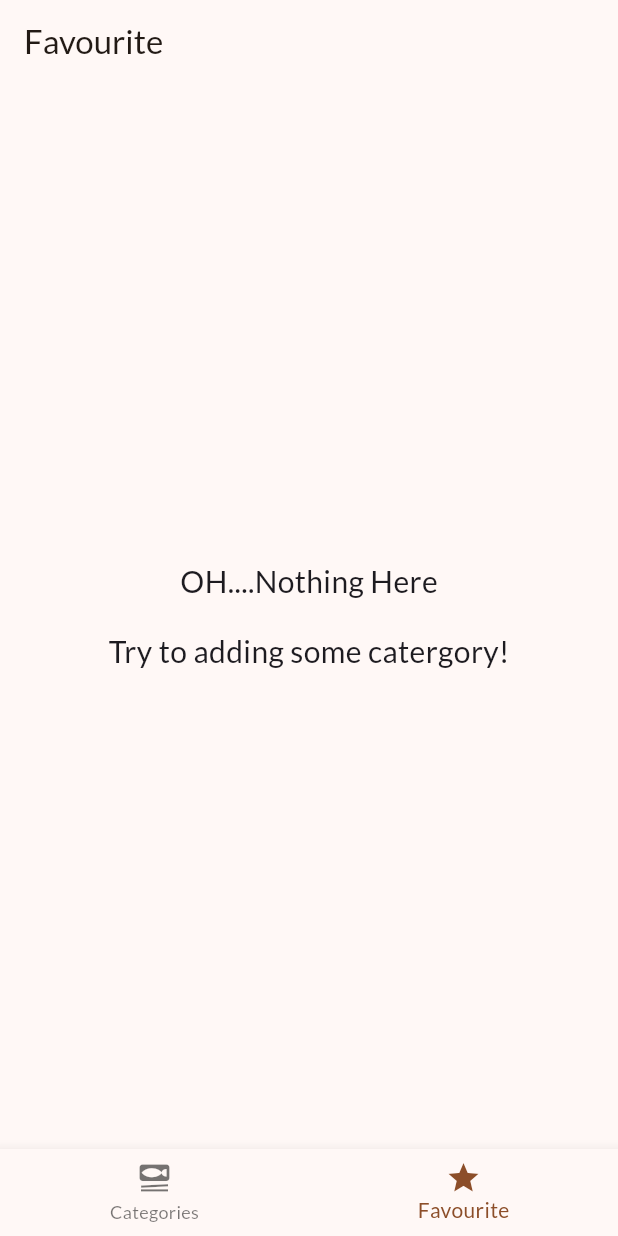
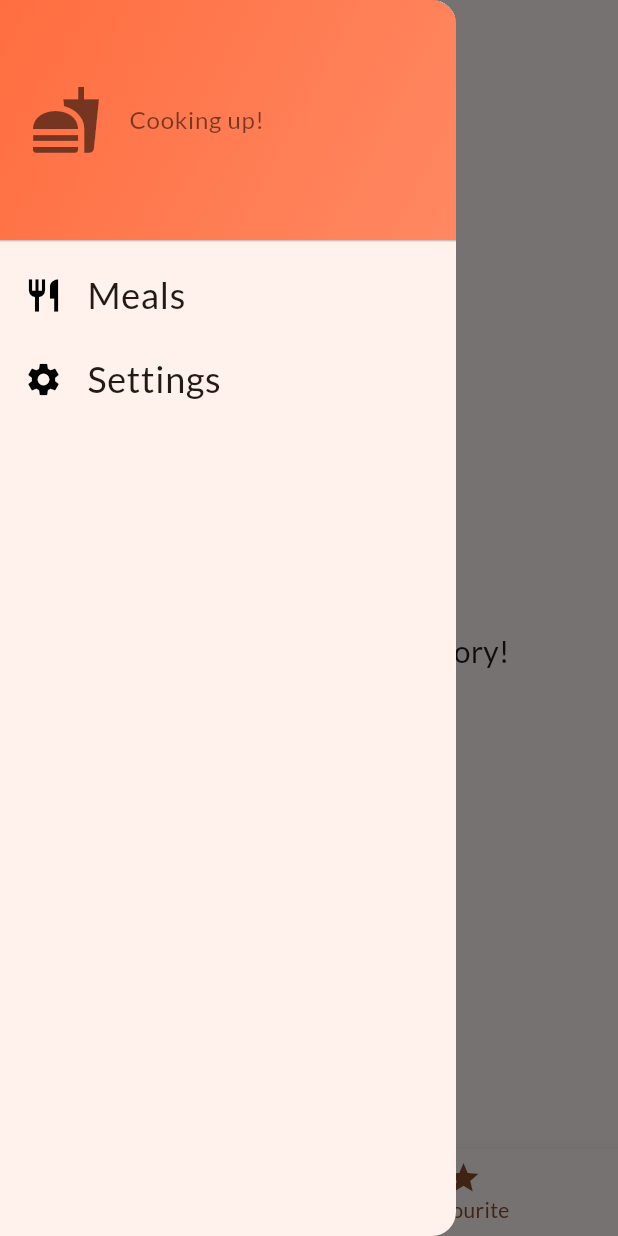
Before and after one commit to taufiqelahi/UdemyFlutterSection8, a Flutter app: the screen it shows after launch, item 2 of the bottom bar chosen, with the side drawer open (before the commit the screen has no drawer), on a phone screen of 412 x 824 dp. Run offline on Flutter 3.47's test engine with Material 3 defaults, Android fonts, the phone set to English and light mode, and no system bars; our stand-ins replace google_fonts, transparent_image.

Commit message:
added drawer in tabbar screen

```diff
--- /dev/null
+++ b/lib/component/drawer_screen.dart
@@ -0,0 +1,10 @@
+import 'package:flutter/material.dart';
+
+class DrawerScreen extends StatelessWidget {
+  const DrawerScreen({super.key});
+
+  @override
+  Widget build(BuildContext context) {
+    return Drawer();
+  }
+}
--- a/lib/screen/category_screen.dart
+++ b/lib/screen/category_screen.dart
@@ -9,11 +9,7 @@ class CategoryScreen extends StatelessWidget {
   final void Function(Meal meal) onPressed;
   @override
   Widget build(BuildContext context) {
-    return Scaffold(
-      appBar: AppBar(
-        title: const Text('Pick your category'),
-      ),
-      body: GridView(
+    return  GridView(
       padding: const EdgeInsets.all(20),
       gridDelegate: const SliverGridDelegateWithFixedCrossAxisCount(
         crossAxisCount: 2,
@@ -24,7 +20,6 @@ class CategoryScreen extends StatelessWidget {
       children: availableCategories
           .map((e) => CategoryGridItems(category: e, onPressed: onPressed,))
           .toList(),
-      ),
     );
   }
 }
--- a/lib/screen/meals_details_screen.dart
+++ b/lib/screen/meals_details_screen.dart
@@ -20,7 +20,7 @@ class MealsDetailsScreen extends StatelessWidget {
               onPressed: () {
                 onPreesed(meal);
               },
-              icon: Icon(Icons.star))
+              icon: const Icon(Icons.star))
         ],
       ),
       body: SingleChildScrollView(
--- a/lib/screen/meals_screen.dart
+++ b/lib/screen/meals_screen.dart
@@ -6,21 +6,14 @@ import 'package:udemy_flutter_section8/screen/meals_details_screen.dart';
 
 class MealsScreen extends StatelessWidget {
   const MealsScreen(
-      {super.key,
-      required this.title,
-      required this.meal,
-      required this.onPreesed});
-  final String title;
+      {super.key, this.title, required this.meal, required this.onPreesed});
+  final String? title;
   final List<Meal> meal;
   final void Function(Meal meal) onPreesed;
 
   @override
   Widget build(BuildContext context) {
-    return Scaffold(
-        appBar: AppBar(
-          title: Text(title),
-        ),
-        body: meal.isNotEmpty
+   Widget content= meal.isNotEmpty
         ? ListView(
             children: meal
                 .map((e) => Card(
@@ -83,8 +76,7 @@ class MealsScreen extends StatelessWidget {
                                         MealItemTrait(
                                             text: e.complexity.name[0]
                                                     .toUpperCase() +
-                                                    e.complexity.name
-                                                        .substring(1),
+                                                e.complexity.name.substring(1),
                                             icon: Icons.work),
                                         const SizedBox(
                                           width: 12,
@@ -124,6 +116,13 @@ class MealsScreen extends StatelessWidget {
                 ),
               ],
             ),
-              ));
+          );
+   if(title==null){
+     return content;
+   }
+   return Scaffold(
+     appBar: AppBar(title: Text(title!),),
+     body: content,
+   );
   }
 }
--- a/lib/screen/tabbar_view_screen.dart
+++ b/lib/screen/tabbar_view_screen.dart
@@ -47,13 +47,58 @@ class _TabBarViewScreenState extends State<TabBarViewScreen> {
         onPressed: favouriteMeal,
       ),
       MealsScreen(
-        title: 'Favourite',
         meal: favouriteMeals,
         onPreesed: favouriteMeal,
       )
     ];
 
     return Scaffold(
+      appBar: AppBar(
+        centerTitle: false,
+        title: Text(index == 0 ? 'Categories' : 'Favourite'),
+      ),
+      drawer: Drawer(
+          child: Column(
+        children: [
+          DrawerHeader(
+              padding: const EdgeInsets.all(20),
+              decoration: BoxDecoration(
+                  gradient: LinearGradient(
+                colors: [
+                  Colors.deepOrangeAccent,
+                  Colors.deepOrangeAccent.withOpacity(.8),
+                ],
+                begin: Alignment.topLeft,
+                end: Alignment.bottomRight,
+              )),
+              child: const Row(
+                children: [
+                  Icon(
+                    Icons.fastfood,
+                    size: 48,
+                    color: Colors.black54,
+                  ),
+                  SizedBox(
+                    width: 18,
+                  ),
+                  Text(
+                    'Cooking up!',
+                    style: TextStyle(color: Colors.black54),
+                  )
+                ],
+              )),
+         ListTile(
+            onTap: (){},
+            leading: const Icon(Icons.restaurant,size: 26,color: Colors.black,),
+            title: const Text('Meals',style: TextStyle(fontSize: 24),),
+          ),
+          ListTile(
+            onTap: (){},
+            leading: const Icon(Icons.settings,size: 26,color: Colors.black,),
+            title: const Text('Settings',style: TextStyle(fontSize: 24),),
+          )
+        ],
+      )),
       body: Center(
         child: widgets.elementAt(index),
       ),
@@ -65,9 +110,10 @@ class _TabBarViewScreenState extends State<TabBarViewScreen> {
         },
         currentIndex: index,
         items: [
-          BottomNavigationBarItem(
+          const BottomNavigationBarItem(
               icon: Icon(Icons.set_meal), label: 'Categories'),
-          BottomNavigationBarItem(icon: Icon(Icons.star), label: 'Favourite')
+          const BottomNavigationBarItem(
+              icon: Icon(Icons.star), label: 'Favourite')
         ],
       ),
     );
```
Lines whose indentation alone changed are shown as unchanged.
